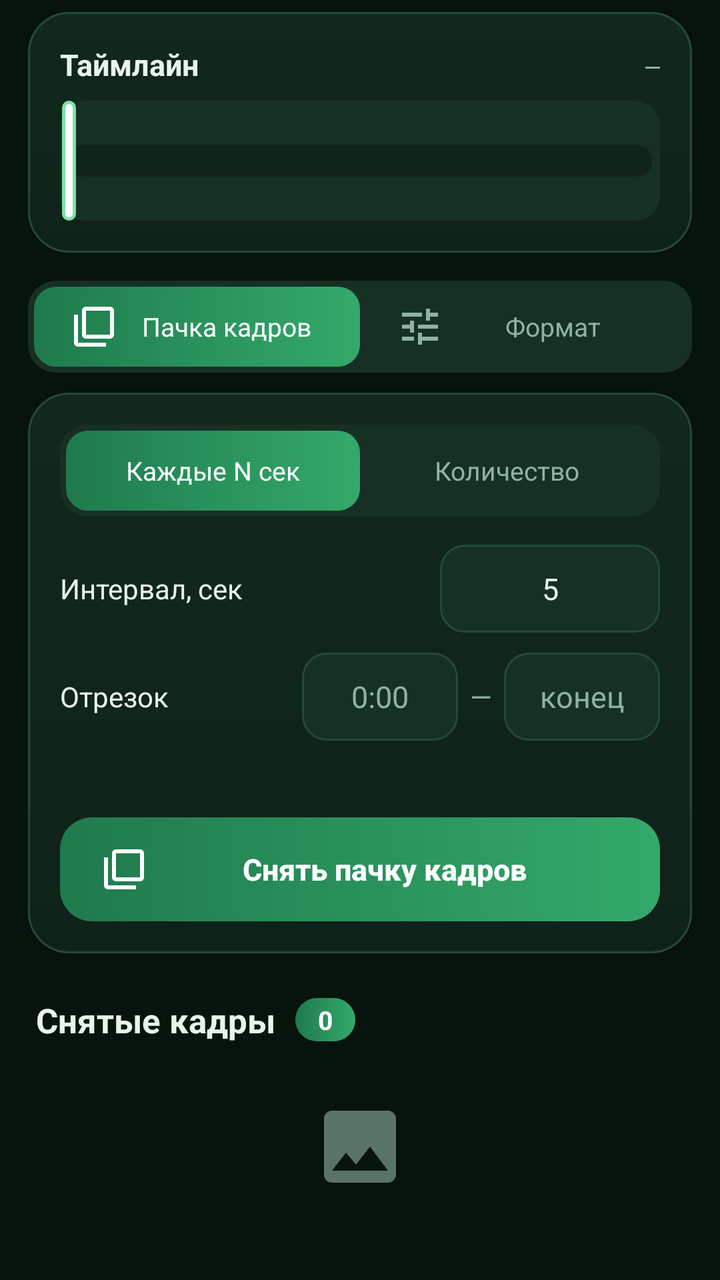
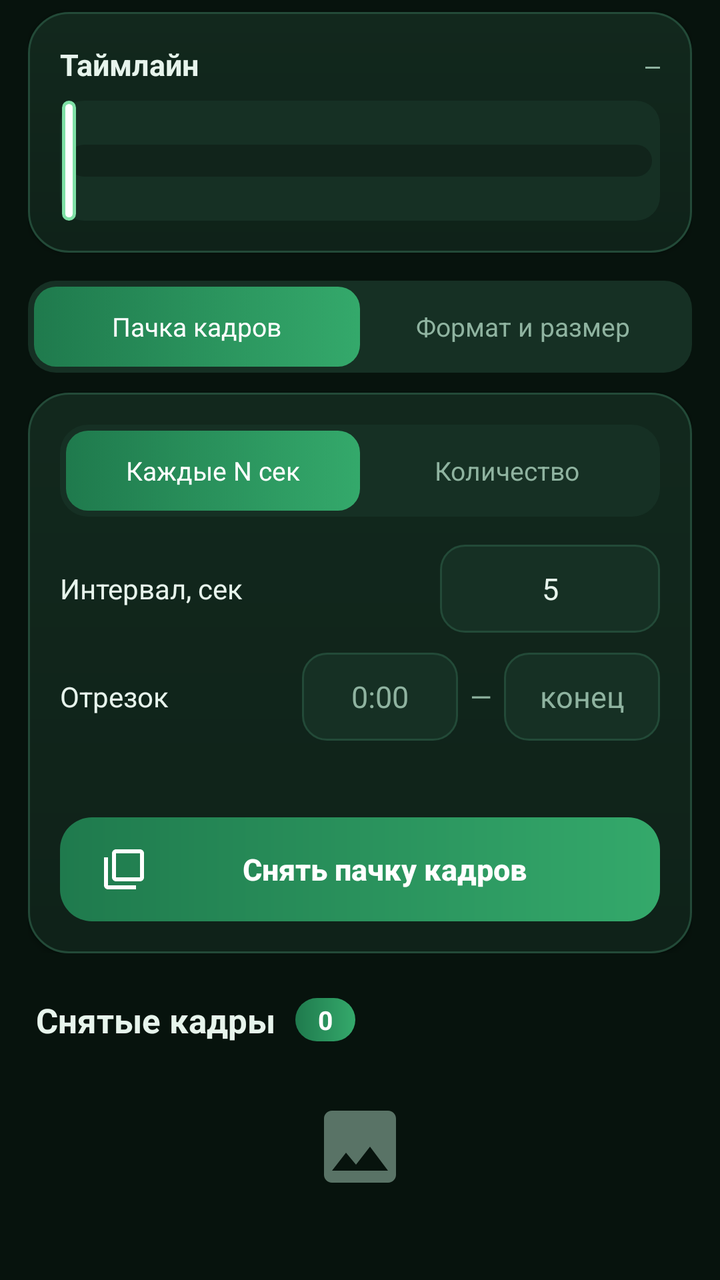

Before-and-after screenshots of an Android layout around one commit, followed by the original layout XML and the change that was made.
<!-- AndroidManifest.xml: application theme AppTheme -->
<!-- res/layout/header.xml -->
<?xml version="1.0" encoding="utf-8"?>
<LinearLayout xmlns:android="http://schemas.android.com/apk/res/android"
    android:layout_width="match_parent"
    android:layout_height="wrap_content"
    android:orientation="vertical"
    android:paddingStart="14dp"
    android:paddingEnd="14dp">

    
    <LinearLayout
        android:id="@+id/cardTimeline"
        style="@style/Card"
        android:layout_marginTop="6dp"
        android:paddingTop="12dp"
        android:paddingBottom="12dp">

        <LinearLayout
            android:layout_width="match_parent"
            android:layout_height="wrap_content"
            android:gravity="center_vertical"
            android:orientation="horizontal"
            android:paddingBottom="8dp">
            <TextView
                android:layout_width="0dp"
                android:layout_height="wrap_content"
                android:layout_weight="1"
                android:text="Таймлайн"
                android:textColor="@color/text"
                android:textSize="15sp"
                android:textStyle="bold" />
            <TextView
                android:id="@+id/txtDuration"
                android:layout_width="wrap_content"
                android:layout_height="wrap_content"
                android:fontFamily="monospace"
                android:text="—"
                android:textColor="@color/textDim"
                android:textSize="12sp" />
        </LinearLayout>

        <FrameLayout
            android:id="@+id/timelineBox"
            android:layout_width="match_parent"
            android:layout_height="60dp"
            android:background="@drawable/bg_filmstrip">

            <LinearLayout
                android:id="@+id/filmstrip"
                android:layout_width="match_parent"
                android:layout_height="match_parent"
                android:orientation="horizontal" />

            <SeekBar
                android:id="@+id/seek"
                android:layout_width="match_parent"
                android:layout_height="match_parent"
                android:paddingStart="4dp"
                android:paddingEnd="4dp"
                android:progressDrawable="@drawable/seek_overlay"
                android:splitTrack="false"
                android:thumb="@drawable/seek_thumb_bar"
                android:thumbOffset="3dp" />
        </FrameLayout>
    </LinearLayout>

    
    <RadioGroup
        android:id="@+id/radioTabs"
        style="@style/SegmentGroup"
        android:layout_marginTop="14dp">
        <RadioButton
            android:id="@+id/tabBatch"
            style="@style/Segment"
            android:checked="true"
            android:drawableStart="@drawable/ic_burst"
            android:drawablePadding="6dp"
            android:drawableTint="@color/segment_text"
            android:paddingStart="18dp"
            android:paddingEnd="18dp"
            android:text="Пачка кадров" />
        <RadioButton
            android:id="@+id/tabSettings"
            style="@style/Segment"
            android:drawableStart="@drawable/ic_tune"
            android:drawablePadding="6dp"
            android:drawableTint="@color/segment_text"
            android:paddingStart="18dp"
            android:paddingEnd="18dp"
            android:text="Формат" />
    </RadioGroup>

    <FrameLayout
        android:id="@+id/panelHost"
        android:layout_width="match_parent"
        android:layout_height="wrap_content">

        
        <LinearLayout
            android:id="@+id/cardBatch"
            style="@style/Card"
            android:layout_marginTop="10dp">

            <RadioGroup
                android:id="@+id/radioBatch"
                style="@style/SegmentGroup">
                <RadioButton android:id="@+id/batchInterval" style="@style/Segment" android:checked="true" android:text="Каждые N сек" />
                <RadioButton android:id="@+id/batchCount" style="@style/Segment" android:text="Количество" />
            </RadioGroup>

            <LinearLayout
                android:layout_width="match_parent"
                android:layout_height="wrap_content"
                android:gravity="center_vertical"
                android:orientation="horizontal"
                android:paddingTop="14dp">
                <TextView
                    android:id="@+id/lblBatch"
                    android:layout_width="0dp"
                    android:layout_height="wrap_content"
                    android:layout_weight="1"
                    android:text="Интервал, сек"
                    android:textColor="@color/text" />
                <EditText
                    android:id="@+id/editBatch"
                    style="@style/Input"
                    android:layout_width="110dp"
                    android:inputType="numberDecimal"
                    android:text="5" />
            </LinearLayout>

            <LinearLayout
                android:layout_width="match_parent"
                android:layout_height="wrap_content"
                android:gravity="center_vertical"
                android:orientation="horizontal"
                android:paddingTop="10dp">
                <TextView
                    android:layout_width="0dp"
                    android:layout_height="wrap_content"
                    android:layout_weight="1"
                    android:text="Отрезок"
                    android:textColor="@color/text" />
                <EditText
                    android:id="@+id/editFrom"
                    style="@style/Input"
                    android:layout_width="78dp"
                    android:hint="0:00"
                    android:inputType="text" />
                <TextView
                    android:layout_width="wrap_content"
                    android:layout_height="wrap_content"
                    android:paddingStart="6dp"
                    android:paddingEnd="6dp"
                    android:text="—"
                    android:textColor="@color/textDim" />
                <EditText
                    android:id="@+id/editTo"
                    style="@style/Input"
                    android:layout_width="78dp"
                    android:hint="конец"
                    android:inputType="text" />
            </LinearLayout>

            <TextView
                android:id="@+id/txtBatchHint"
                android:layout_width="match_parent"
                android:layout_height="wrap_content"
                android:paddingTop="10dp"
                android:textColor="@color/textDim"
                android:textSize="12sp" />

            <Button
                android:id="@+id/btnBatch"
                style="@style/BtnPrimary"
                android:drawableStart="@drawable/ic_burst"
                android:drawableTint="#FFFFFFFF"
                android:paddingStart="20dp"
                android:paddingEnd="20dp"
                android:text="Снять пачку кадров" />

            <ProgressBar
                android:id="@+id/progressBatch"
                style="@android:style/Widget.Material.ProgressBar.Horizontal"
                android:layout_width="match_parent"
                android:layout_height="wrap_content"
                android:layout_marginTop="12dp"
                android:progressBackgroundTint="@color/stroke"
                android:progressTint="@color/accent"
                android:visibility="gone" />

            <TextView
                android:id="@+id/txtProgress"
                android:layout_width="match_parent"
                android:layout_height="wrap_content"
                android:gravity="center"
                android:paddingTop="6dp"
                android:textColor="@color/textDim"
                android:textSize="13sp"
                android:visibility="gone" />
        </LinearLayout>

        
        <LinearLayout
            android:id="@+id/cardSettings"
            style="@style/Card"
            android:layout_marginTop="10dp"
            android:visibility="gone">

            <TextView
                style="@style/Label"
                android:paddingTop="0dp"
                android:text="Размер" />

            <RadioGroup
                android:id="@+id/radioSize"
                style="@style/SegmentGroup">
                <RadioButton android:id="@+id/sizeOrig" style="@style/Segment" android:checked="true" android:text="Оригинал" />
                <RadioButton android:id="@+id/size720" style="@style/Segment" android:text="720p" />
                <RadioButton android:id="@+id/size1080" style="@style/Segment" android:text="1080p" />
                <RadioButton android:id="@+id/sizeCustom" style="@style/Segment" android:text="Свой" />
            </RadioGroup>

            <LinearLayout
                android:id="@+id/customSizeRow"
                android:layout_width="match_parent"
                android:layout_height="wrap_content"
                android:gravity="center_vertical"
                android:orientation="horizontal"
                android:paddingTop="8dp"
                android:visibility="gone">
                <EditText
                    android:id="@+id/editW"
                    style="@style/Input"
                    android:layout_width="0dp"
                    android:layout_weight="1"
                    android:hint="Ширина"
                    android:inputType="number"
                    android:text="1920" />
                <TextView
                    android:layout_width="wrap_content"
                    android:layout_height="wrap_content"
                    android:padding="8dp"
                    android:text="×"
                    android:textColor="@color/textDim" />
                <EditText
                    android:id="@+id/editH"
                    style="@style/Input"
                    android:layout_width="0dp"
                    android:layout_weight="1"
                    android:hint="Высота"
                    android:inputType="number"
                    android:text="1080" />
            </LinearLayout>

            <TextView
                style="@style/Label"
                android:text="Формат" />

            <RadioGroup
                android:id="@+id/radioFormat"
                style="@style/SegmentGroup">
                <RadioButton android:id="@+id/fmtJpg" style="@style/Segment" android:checked="true" android:text="JPG" />
                <RadioButton android:id="@+id/fmtPng" style="@style/Segment" android:text="PNG" />
                <RadioButton android:id="@+id/fmtWebp" style="@style/Segment" android:text="WebP" />
            </RadioGroup>

            <TextView
                android:id="@+id/txtQuality"
                style="@style/Label"
                android:text="Качество: 92" />

            <SeekBar
                android:id="@+id/seekQuality"
                style="@style/Slider"
                android:paddingTop="4dp"
                android:max="100"
                android:progress="92" />
        </LinearLayout>
    </FrameLayout>

    
    <LinearLayout
        android:id="@+id/capHeader"
        android:layout_width="match_parent"
        android:layout_height="wrap_content"
        android:gravity="center_vertical"
        android:orientation="horizontal"
        android:paddingStart="4dp"
        android:paddingTop="22dp"
        android:paddingBottom="10dp">
        <TextView
            android:layout_width="wrap_content"
            android:layout_height="wrap_content"
            android:text="Снятые кадры"
            android:textColor="@color/text"
            android:textSize="17sp"
            android:textStyle="bold" />
        <TextView
            android:id="@+id/txtCount"
            android:layout_width="wrap_content"
            android:layout_height="wrap_content"
            android:layout_marginStart="10dp"
            android:background="@drawable/bg_count"
            android:gravity="center"
            android:minWidth="30dp"
            android:paddingStart="9dp"
            android:paddingTop="2dp"
            android:paddingEnd="9dp"
            android:paddingBottom="2dp"
            android:text="0"
            android:textColor="#FFFFFFFF"
            android:textSize="13sp"
            android:textStyle="bold" />
        <View
            android:layout_width="0dp"
            android:layout_height="1dp"
            android:layout_weight="1" />
        <TextView
            android:id="@+id/txtTapHint"
            android:layout_width="wrap_content"
            android:layout_height="wrap_content"
            android:text="нажми, чтобы открыть"
            android:textColor="@color/textDim"
            android:textSize="12sp"
            android:visibility="gone" />
    </LinearLayout>

    <LinearLayout
        android:id="@+id/capActions"
        android:layout_width="match_parent"
        android:layout_height="wrap_content"
        android:orientation="horizontal"
        android:paddingBottom="10dp"
        android:visibility="gone">
        <Button
            android:id="@+id/btnSaveAll"
            style="@style/ToolBtn"
            android:drawableStart="@drawable/ic_gallery"
            android:text="В галерею" />
        <Button
            android:id="@+id/btnZip"
            style="@style/ToolBtn"
            android:layout_marginStart="8dp"
            android:layout_marginEnd="8dp"
            android:drawableStart="@drawable/ic_archive"
            android:text="ZIP" />
        <Button
            android:id="@+id/btnClear"
            style="@style/ToolBtn"
            android:drawableStart="@drawable/ic_sweep"
            android:drawableTint="@color/danger"
            android:text="Очистить"
            android:textColor="@color/danger" />
    </LinearLayout>

    <LinearLayout
        android:id="@+id/emptyBox"
        android:layout_width="match_parent"
        android:layout_height="wrap_content"
        android:gravity="center"
        android:orientation="vertical"
        android:paddingTop="18dp"
        android:paddingBottom="30dp">
        <ImageView
            android:id="@+id/emptyIcon"
            android:layout_width="48dp"
            android:layout_height="48dp"
            android:alpha="0.6"
            android:src="@drawable/ic_photo"
            android:tint="@color/textDim" />
        <TextView
            android:layout_width="wrap_content"
            android:layout_height="wrap_content"
            android:paddingTop="10dp"
            android:gravity="center"
            android:text="Пока пусто\nСними кадр кнопкой с камерой или пачку выше"
            android:textColor="@color/textDim"
            android:textSize="13sp" />
    </LinearLayout>
</LinearLayout>
<!-- resources referenced by this layout -->
<resources>
  <color name="accent">#FF7FE0A6</color>
  <color name="danger">#FFE57373</color>
  <color name="stroke">#FF234A38</color>
  <color name="text">#FFE7F4EC</color>
  <color name="textDim">#FF8FB3A0</color>
  <!-- drawable bg_count (drawable) -->
  <?xml version="1.0" encoding="utf-8"?>
  <shape xmlns:android="http://schemas.android.com/apk/res/android" android:shape="rectangle">
      <gradient android:angle="0" android:startColor="@color/primary" android:endColor="@color/primaryBright" />
      <corners android:radius="12dp" />
  </shape>
  <!-- drawable bg_filmstrip (drawable) -->
  <?xml version="1.0" encoding="utf-8"?>
  <shape xmlns:android="http://schemas.android.com/apk/res/android" android:shape="rectangle">
      <solid android:color="@color/surface2" />
      <corners android:radius="12dp" />
  </shape>
  <!-- drawable ic_tune (drawable) -->
  <?xml version="1.0" encoding="utf-8"?>
  <vector xmlns:android="http://schemas.android.com/apk/res/android"
      android:width="24dp" android:height="24dp"
      android:viewportWidth="24" android:viewportHeight="24" android:tint="?android:attr/textColorPrimary">
      <path android:fillColor="#FFFFFFFF" android:pathData="M3,17v2h6v-2H3zM3,5v2h10V5H3zM13,21v-2h8v-2h-8v-2h-2v6h2zM7,9v2H3v2h4v2h2V9H7zM21,13v-2H11v2h10zM15,9h2V7h4V5h-4V3h-2v6z" />
  </vector>
  <!-- drawable seek_thumb_bar (drawable) -->
  <?xml version="1.0" encoding="utf-8"?>
  <shape xmlns:android="http://schemas.android.com/apk/res/android" android:shape="rectangle">
      <solid android:color="#FFFFFFFF" />
      <corners android:radius="3dp" />
      <stroke android:width="1.5dp" android:color="@color/accent" />
      <size android:width="7dp" android:height="60dp" />
  </shape>
  <style name="Label">
          <item name="android:layout_width">match_parent</item>
          <item name="android:layout_height">wrap_content</item>
          <item name="android:textColor">@color/textDim</item>
          <item name="android:textSize">13sp</item>
          <item name="android:paddingTop">12dp</item>
          <item name="android:paddingBottom">6dp</item>
      </style>
  <style name="SegmentGroup">
          <item name="android:layout_width">match_parent</item>
          <item name="android:layout_height">wrap_content</item>
          <item name="android:orientation">horizontal</item>
          <item name="android:background">@drawable/bg_segment_group</item>
          <item name="android:padding">3dp</item>
      </style>
  <color name="primary">#FF1F7A4D</color>
  <color name="primaryBright">#FF34A96B</color>
  <color name="surface2">#FF163024</color>
  <!-- drawable bg_card (drawable) -->
  <?xml version="1.0" encoding="utf-8"?>
  <shape xmlns:android="http://schemas.android.com/apk/res/android" android:shape="rectangle">
      <gradient android:angle="270" android:startColor="#FF12281D" android:endColor="@color/surface" />
      <corners android:radius="20dp" />
      <stroke android:width="1dp" android:color="@color/stroke" />
  </shape>
  <!-- drawable bg_segment_group (drawable) -->
  <?xml version="1.0" encoding="utf-8"?>
  <shape xmlns:android="http://schemas.android.com/apk/res/android" android:shape="rectangle">
      <solid android:color="@color/surface2" />
      <corners android:radius="14dp" />
  </shape>
  <color name="bg">#FF07130D</color>
  <style name="DialogTheme" parent="android:Theme.Material.Dialog.Alert">
          <item name="android:windowBackground">@drawable/bg_dialog</item>
          <item name="android:colorAccent">@color/accent</item>
          <item name="android:textColorPrimary">@color/text</item>
      </style>
  <color name="surface">#FF0F2219</color>
  <!-- drawable bg_dialog (drawable) -->
  <?xml version="1.0" encoding="utf-8"?>
  <inset xmlns:android="http://schemas.android.com/apk/res/android" android:inset="16dp">
      <shape android:shape="rectangle">
          <solid android:color="@color/surface" />
          <corners android:radius="20dp" />
          <stroke android:width="1dp" android:color="@color/stroke" />
      </shape>
  </inset>
  <!-- unchanged entries left out for length: 18 -->
</resources>

<!-- the commit's change to res/layout/header.xml (unified diff, before → after) -->
@@ -72,21 +72,11 @@
             android:id="@+id/tabBatch"
             style="@style/Segment"
             android:checked="true"
-            android:drawableStart="@drawable/ic_burst"
-            android:drawablePadding="6dp"
-            android:drawableTint="@color/segment_text"
-            android:paddingStart="18dp"
-            android:paddingEnd="18dp"
             android:text="Пачка кадров" />
         <RadioButton
             android:id="@+id/tabSettings"
             style="@style/Segment"
-            android:drawableStart="@drawable/ic_tune"
-            android:drawablePadding="6dp"
-            android:drawableTint="@color/segment_text"
-            android:paddingStart="18dp"
-            android:paddingEnd="18dp"
-            android:text="Формат" />
+            android:text="Формат и размер" />
     </RadioGroup>
 
     <FrameLayout
<!-- resource entries referenced after the edit -->
@@ -17,13 +17,6 @@
       <solid android:color="@color/surface2" />
       <corners android:radius="12dp" />
   </shape>
-  <!-- drawable ic_tune (drawable) -->
-  <?xml version="1.0" encoding="utf-8"?>
-  <vector xmlns:android="http://schemas.android.com/apk/res/android"
-      android:width="24dp" android:height="24dp"
-      android:viewportWidth="24" android:viewportHeight="24" android:tint="?android:attr/textColorPrimary">
-      <path android:fillColor="#FFFFFFFF" android:pathData="M3,17v2h6v-2H3zM3,5v2h10V5H3zM13,21v-2h8v-2h-8v-2h-2v6h2zM7,9v2H3v2h4v2h2V9H7zM21,13v-2H11v2h10zM15,9h2V7h4V5h-4V3h-2v6z" />
-  </vector>
   <!-- drawable seek_thumb_bar (drawable) -->
   <?xml version="1.0" encoding="utf-8"?>
   <shape xmlns:android="http://schemas.android.com/apk/res/android" android:shape="rectangle">
